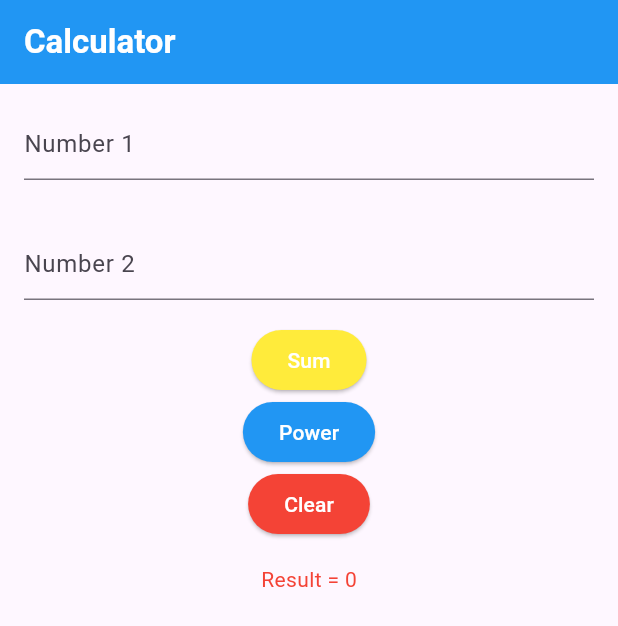
After one commit to noobydev546/moblieapp, a Flutter app: the screen it shows after launch, after a tap on "Sum", on a phone screen of 412 x 824 dp. The commit adds this screen. Shown: the top 626 px of the screen. Run offline on Flutter 3.47's test engine with Material 3 defaults, Android fonts, the phone set to English and light mode, and no system bars.

Commit message:
Complete Calculator exercise

```diff
--- a/lib/main.dart
+++ b/lib/main.dart
@@ -1,5 +1,6 @@
 import 'package:flutter/material.dart';
+import 'package:moblieapp/week04/caculator.dart';
 
 void main() {
-  runApp(MaterialApp(home: InputDemo(), debugShowCheckedModeBanner: false));
+  runApp(MaterialApp(home: Calculator(), debugShowCheckedModeBanner: false));
 }
--- /dev/null
+++ b/lib/week04/caculator.dart
@@ -0,0 +1,95 @@
+import 'package:flutter/material.dart';
+import 'dart:math';
+
+class Calculator extends StatefulWidget {
+  const Calculator({super.key});
+
+  @override
+  State<Calculator> createState() => _CaculatorState();
+}
+
+class _CaculatorState extends State<Calculator> {
+  int number1 = 0;
+  int number2 = 0;
+  String result = '';
+
+  TextEditingController tcNumber1 = TextEditingController();
+  TextEditingController tcNumber2 = TextEditingController();
+
+  void sum() {
+    setState(() {
+      number1 = int.tryParse(tcNumber1.text) ?? 0;
+      number2 = int.tryParse(tcNumber2.text) ?? 0;
+
+      result = "Result = ${number1 + number2}";
+    });
+  }
+
+  void power() {
+    setState(() {
+      number1 = int.tryParse(tcNumber1.text) ?? 0;
+      number2 = int.tryParse(tcNumber2.text) ?? 0;
+
+      var value = pow(number1, number2);
+      result = "Result = $value";
+    });
+  }
+
+  void clear() {
+    setState(() {
+      tcNumber1.clear();
+      tcNumber2.clear();
+      result = '';
+    });
+  }
+
+  @override
+  Widget build(BuildContext context) {
+    return Scaffold(
+      appBar: AppBar(
+        title: Text(
+          'Calculator',
+          style: TextStyle(color: Colors.white, fontWeight: FontWeight.bold),
+        ),
+        backgroundColor: Colors.blue,
+      ),
+      body: Column(
+        children: [
+          Padding(
+            padding: const EdgeInsets.all(16.0),
+            child: TextField(
+              controller: tcNumber1,
+              keyboardType: TextInputType.number,
+              decoration: InputDecoration(hintText: 'Number 1'),
+            ),
+          ),
+          Padding(
+            padding: const EdgeInsets.all(16.0),
+            child: TextField(
+              controller: tcNumber2,
+              keyboardType: TextInputType.number,
+              decoration: InputDecoration(hintText: 'Number 2'),
+            ),
+          ),
+          ElevatedButton(
+            onPressed: sum,
+            style: ElevatedButton.styleFrom(backgroundColor: Colors.yellow),
+            child: Text('Sum', style: TextStyle(color: Colors.white)),
+          ),
+          ElevatedButton(
+            onPressed: power,
+            style: ElevatedButton.styleFrom(backgroundColor: Colors.blue),
+            child: Text('Power', style: TextStyle(color: Colors.white)),
+          ),
+          ElevatedButton(
+            onPressed: clear,
+            style: ElevatedButton.styleFrom(backgroundColor: Colors.red),
+            child: Text('Clear', style: TextStyle(color: Colors.white)),
+          ),
+          SizedBox(height: 16),
+          Text(result, style: TextStyle(color: Colors.red)),
+        ],
+      ),
+    );
+  }
+}
```
